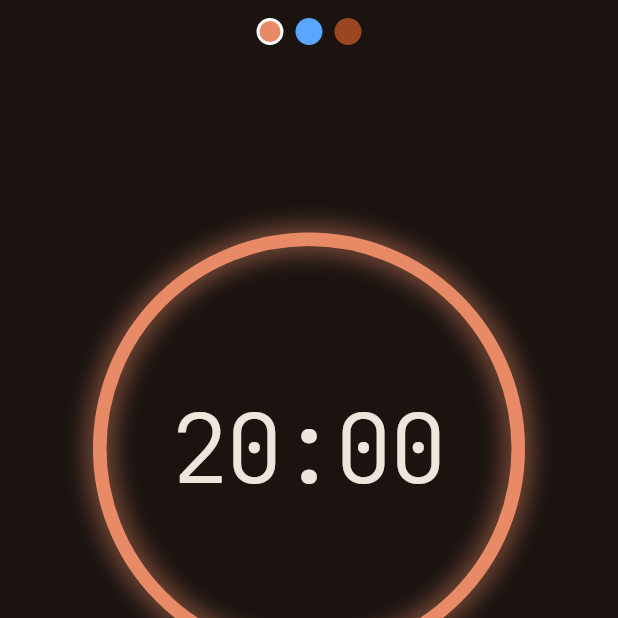
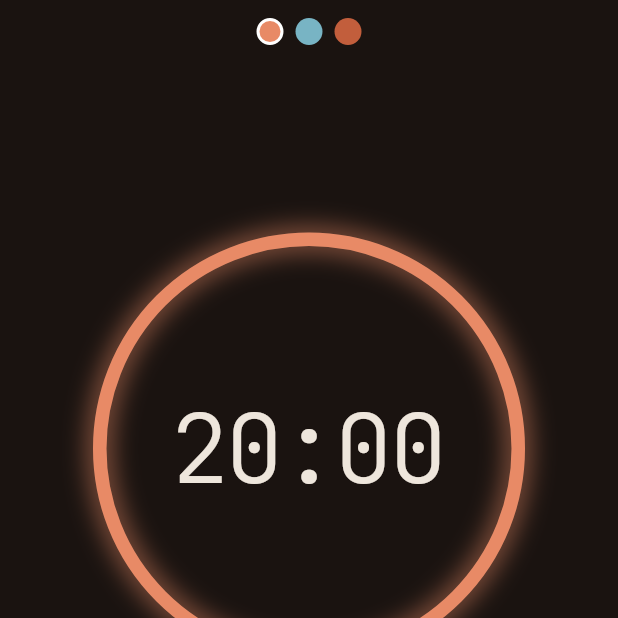
Before and after one commit to mjablecnik/TimeLog, a Flutter app: the screen it shows after launch, on a phone screen of 412 x 824 dp, the top half of it. Run offline on Flutter 3.47's test engine with Material 3 defaults, Android fonts, the phone set to English and light mode, and no system bars; our stand-ins replace audioplayers, drift, flutter_riverpod, freezed_annotation, shared_preferences; accounts and stored records are empty; generated files the repository leaves out were written again.

Commit message:
fix: update theme colors for Midnight and Paper themes

```diff
--- a/timelog_app/lib/core/theme.dart
+++ b/timelog_app/lib/core/theme.dart
@@ -52,33 +52,33 @@ class AppThemeData {
   static const midnight = AppThemeData(
     name: 'Midnight',
     themeKey: AppTheme.midnight,
-    background: Color(0xFF0D1117),
-    text: Color(0xFFE6EDF3),
-    accent: Color(0xFF58A6FF),
-    ink: Color(0xFF0D1117),
+    background: Color(0xFF0F1319),
+    text: Color(0xFFE6EAF2),
+    accent: Color(0xFF78B4C4),
+    ink: Color(0xFF08131A),
     panel: Color(0x0BFFFFFF),
     border: Color(0x1AFFFFFF),
     track: Color(0x14FFFFFF),
-    dim: Color(0x8CE6EDF3),
-    faint: Color(0x66E6EDF3),
-    glow: Color(0x8058A6FF),
-    glowSoft: Color(0x9958A6FF),
+    dim: Color(0x8CE6EAF2),
+    faint: Color(0x66E6EAF2),
+    glow: Color(0x8078B4C4),
+    glowSoft: Color(0x9978B4C4),
   );
 
   static const paper = AppThemeData(
     name: 'Paper',
     themeKey: AppTheme.paper,
-    background: Color(0xFFF5F0EB),
-    text: Color(0xFF2C2420),
-    accent: Color(0xFF9B4523),
-    ink: Color(0xFFF5F0EB),
+    background: Color(0xFFF3EEE6),
+    text: Color(0xFF2B2420),
+    accent: Color(0xFFC25E3C),
+    ink: Color(0xFFFBF7F1),
     panel: Color(0x0B000000),
     border: Color(0x14000000),
     track: Color(0x12000000),
-    dim: Color(0x8C2C2420),
-    faint: Color(0x662C2420),
-    glow: Color(0x809B4523),
-    glowSoft: Color(0x999B4523),
+    dim: Color(0x8C2B2420),
+    faint: Color(0x662B2420),
+    glow: Color(0x80C25E3C),
+    glowSoft: Color(0x99C25E3C),
   );
 
   static const List<AppThemeData> all = [ember, midnight, paper];
```
